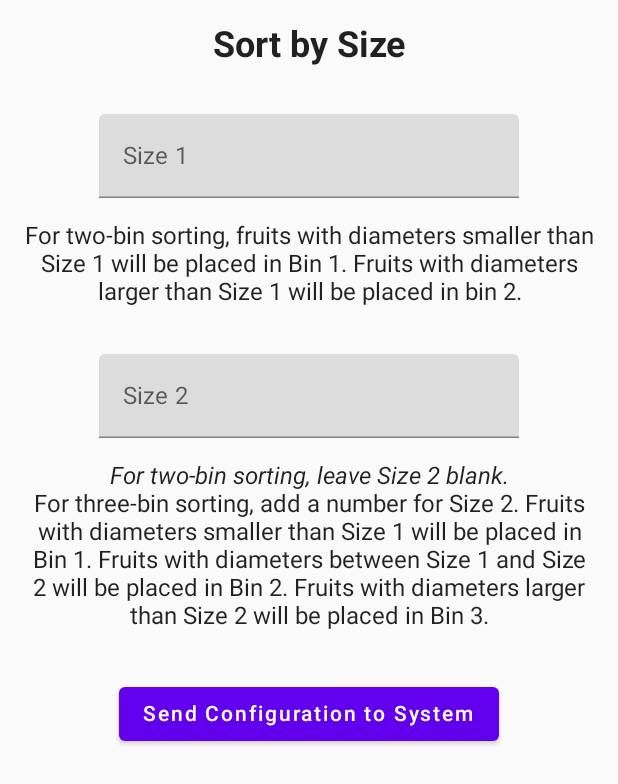
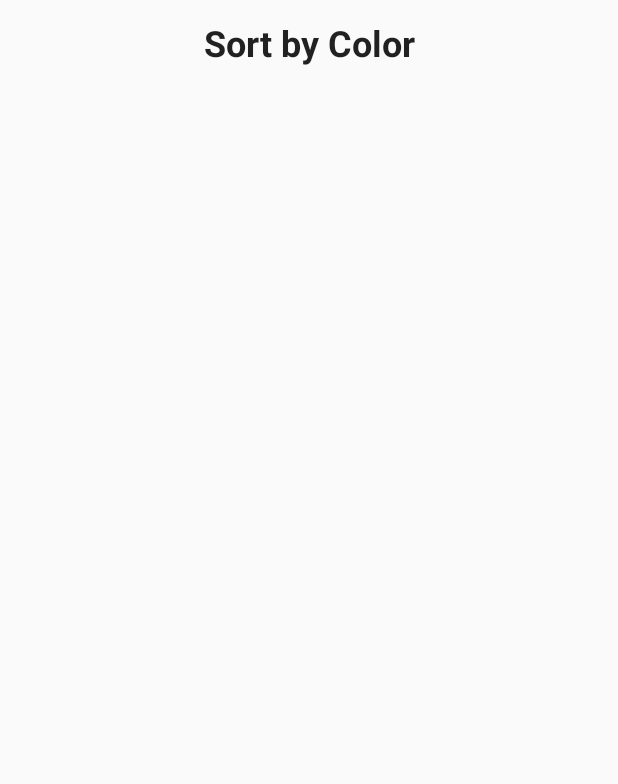
Before and after one commit to tamu-edu-students/Robotic-Sorting-System-Android-App, an Android app built with Jetpack Compose: the screen it shows after launch (MainActivity), on a phone screen of 412 x 824 dp. Shown: the top 784 px of the screen. Run offline under Robolectric (Android 15) with nearby library versions, the phone set to English and light mode, and no system bars.

Commit message:
Created common UI function for screen title and modified existing titles to support it, added boilerplate Color Sorting Screen

```diff
--- a/app/src/main/java/com/example/roboticsortingsystem/RSSScreen.kt
+++ b/app/src/main/java/com/example/roboticsortingsystem/RSSScreen.kt
@@ -4,7 +4,7 @@ import androidx.annotation.StringRes
 import androidx.compose.runtime.Composable
 import androidx.compose.ui.Modifier
 import androidx.compose.ui.tooling.preview.Preview
-import com.example.roboticsortingsystem.ui.theme.SizeSortingScreen
+import com.example.roboticsortingsystem.ui.theme.ColorSortingScreen
 
 // Enum class holds names of screens in the app
 // TODO: evaluate if this is necessary given how the app is drawing buttons
@@ -24,7 +24,7 @@ fun RSSApp( // Controls navigation between screens
     modifier: Modifier = Modifier // Good practice to pass a default modifier
 ) {
     // Test: show initial screen
-    SizeSortingScreen()
+    ColorSortingScreen()
 }
 
 // Preview function
--- a/app/src/main/java/com/example/roboticsortingsystem/components/commonUi.kt
+++ b/app/src/main/java/com/example/roboticsortingsystem/components/commonUi.kt
@@ -1,12 +1,18 @@
 package com.example.roboticsortingsystem.components
 
 import androidx.annotation.StringRes
+import androidx.compose.foundation.layout.Spacer
 import androidx.compose.foundation.layout.fillMaxWidth
+import androidx.compose.foundation.layout.height
 import androidx.compose.material.Button
 import androidx.compose.material.Text
 import androidx.compose.runtime.Composable
 import androidx.compose.ui.Modifier
 import androidx.compose.ui.res.stringResource
+import androidx.compose.ui.text.font.FontWeight
+import androidx.compose.ui.text.style.TextAlign
+import androidx.compose.ui.unit.dp
+import androidx.compose.ui.unit.sp
 import com.example.roboticsortingsystem.R
 
 // This file contains common UI elements used in multiple screens to increase code readability.
@@ -37,3 +43,18 @@ fun ConfigurationApplyButton(
         Text(stringResource(id = R.string.common_send_button))
     }
 }
+
+// Provides a common framework for screen titles (with 32dp spacer)
+@Composable
+fun ScreenTitle (
+    @StringRes title: Int,
+    modifier: Modifier = Modifier
+) {
+    Text(
+        text = stringResource(id = title),
+        textAlign = TextAlign.Center,
+        fontSize = 24.sp,
+        fontWeight = FontWeight.Bold
+    )
+    Spacer(modifier = Modifier.height(32.dp))
+}
--- /dev/null
+++ b/app/src/main/java/com/example/roboticsortingsystem/ui/theme/ColorSortingScreen.kt
@@ -0,0 +1,38 @@
+package com.example.roboticsortingsystem.ui.theme
+
+import androidx.compose.foundation.layout.Arrangement
+import androidx.compose.foundation.layout.Column
+import androidx.compose.foundation.layout.fillMaxWidth
+import androidx.compose.foundation.layout.padding
+import androidx.compose.runtime.*
+import androidx.compose.ui.Alignment
+import androidx.compose.ui.Modifier
+import androidx.compose.ui.tooling.preview.Preview
+import androidx.compose.ui.unit.dp
+import com.example.roboticsortingsystem.R
+import com.example.roboticsortingsystem.components.ScreenTitle
+
+@Composable fun ColorSortingScreen(
+    modifier: Modifier = Modifier
+) {
+    var color1Input by remember { mutableStateOf("") } // Stores user's chosen colors
+    var color2Input by remember { mutableStateOf("") }
+    Column(
+        modifier = Modifier
+            .padding(16.dp)
+            .fillMaxWidth(),
+        horizontalAlignment = Alignment.CenterHorizontally,
+        verticalArrangement = Arrangement.Top
+    ) {
+        // Screen title w/ 32dp spacer
+        ScreenTitle(title = R.string.configuration_color_button)
+
+    }
+}
+
+// Preview function
+@Preview
+@Composable
+fun ColorSortingScreenPreview() {
+    ColorSortingScreen()
+}
--- a/app/src/main/java/com/example/roboticsortingsystem/ui/theme/SizeSortingScreen.kt
+++ b/app/src/main/java/com/example/roboticsortingsystem/ui/theme/SizeSortingScreen.kt
@@ -10,18 +10,16 @@ import androidx.compose.ui.Alignment
 import androidx.compose.ui.Modifier
 import androidx.compose.ui.res.stringResource
 import androidx.compose.ui.text.font.FontStyle
-import androidx.compose.ui.text.font.FontWeight
 import androidx.compose.ui.text.input.KeyboardType
 import androidx.compose.ui.text.style.TextAlign
 import androidx.compose.ui.tooling.preview.Preview
 import androidx.compose.ui.unit.dp
-import androidx.compose.ui.unit.sp
 import com.example.roboticsortingsystem.R
 import com.example.roboticsortingsystem.components.ConfigurationApplyButton
+import com.example.roboticsortingsystem.components.ScreenTitle
 
 @Composable
 // Common framework for the two text boxes: simplifies code in SizeSortingScreen
-// TODO: make text entry work
 fun InputBox(
     @StringRes label: Int, // Value displayed on text box
     entry: String,
@@ -43,7 +41,7 @@ fun SizeSortingScreen (
     modifier: Modifier = Modifier
 ) {
     var size1Input by remember { mutableStateOf("") } // Passed to InputBox to display user text
-    var size2Input by remember { mutableStateOf("") }
+    var size2Input by remember { mutableStateOf("") } // TODO: make these stay when device rotated
     Column(
         modifier = Modifier
             .padding(16.dp)
@@ -52,13 +50,7 @@ fun SizeSortingScreen (
         verticalArrangement = Arrangement.Top
     ) {
         // Screen title
-        Text(
-            text = stringResource(id = R.string.configuration_size_button), // Header is the same text as the button used to select it
-            textAlign = TextAlign.Center,
-            fontSize = 24.sp,
-            fontWeight = FontWeight.Bold
-        )
-        Spacer(modifier = Modifier.height(32.dp))
+        ScreenTitle(title = R.string.configuration_size_button)
         // Size 1 input box
         InputBox(
             label = R.string.size_size1_box_label,
```
